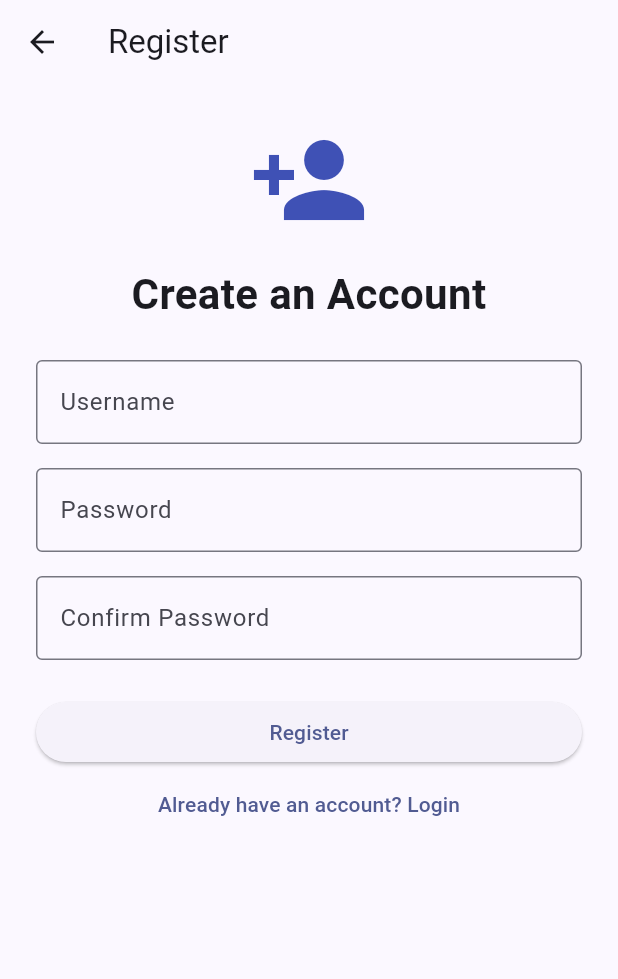
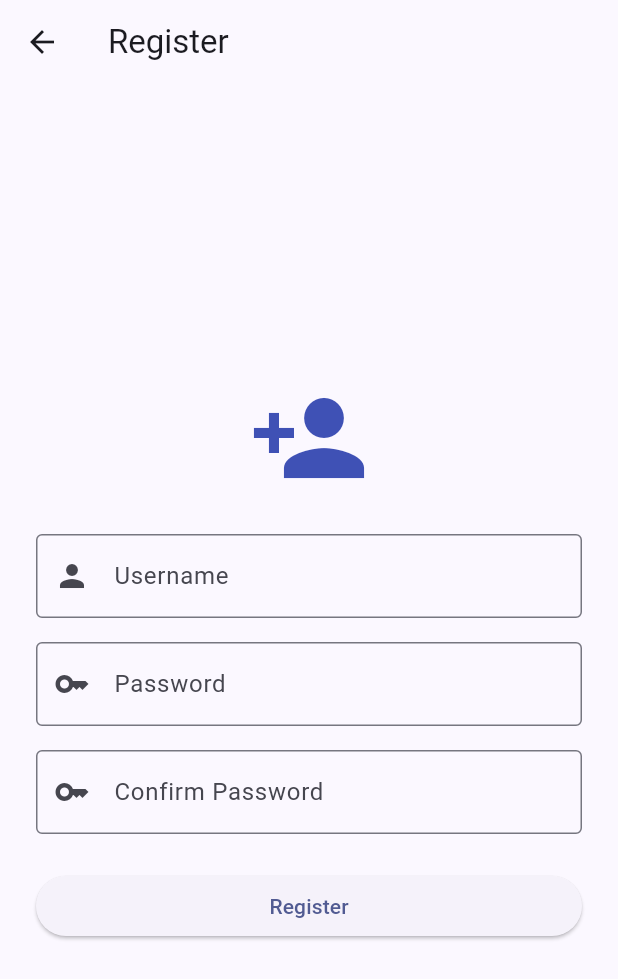
Before and after one commit to vincelso/salotillo_navigation_app, a Flutter app: the screen it shows after launch, after a tap on "Login", after a tap on "Don't have an account? Register", on a phone screen of 412 x 824 dp. Shown: the top 979 px of the screen. Run offline on Flutter 3.47's test engine with Material 3 defaults, Android fonts, the phone set to English and light mode, and no system bars.

Commit message:
Integrate DemoAuth, Login, Register, bottom navigation, Dashboard, Calculator, Social, and Profile

```diff
--- a/lib/calculator_screen.dart
+++ b/lib/calculator_screen.dart
@@ -8,13 +8,12 @@ class CalculatorScreen extends StatefulWidget {
       _CalculatorScreenState();
 }
 
+class _CalculatorScreenState extends State<CalculatorScreen> {
   final firstNumberController = TextEditingController();
   final secondNumberController = TextEditingController();
 
   String result = '0';
   String operationLabel = 'Enter two numbers';
-
-class _CalculatorScreenState extends State<CalculatorScreen> {
 
   void calculate(String operation) {
     final first =
@@ -225,7 +224,7 @@ Widget build(BuildContext context) {
             const SizedBox(height: 24),
 
             const Text(
-            'Created by: Vincent Celso Gabini Salotillo\nSection: CCE106 - 3447',
+              'Created by: YOUR NAME\nSection: YOUR SECTION',
               textAlign: TextAlign.center,
             ),
           ],
--- a/lib/login_screen.dart
+++ b/lib/login_screen.dart
@@ -14,26 +14,7 @@ class _LoginScreenState extends State<LoginScreen> {
   final formKey = GlobalKey<FormState>();
   final usernameController = TextEditingController();
   final passwordController = TextEditingController();
-  bool hidePassword = true;
-
-  void login() {
-    if (!formKey.currentState!.validate()) return;
-
-    final valid = DemoAuth.login(
-      usernameController.text.trim(),
-      passwordController.text,
-    );
-
-    if (valid) {
-      Navigator.of(context).pushReplacement(
-        MaterialPageRoute(builder: (_) => const MainScreen()),
-      );
-    } else {
-      ScaffoldMessenger.of(context).showSnackBar(
-        const SnackBar(content: Text('Invalid username or password.')),
-      );
-    }
-  }
+  bool obscurePassword = true;
 
   @override
   void dispose() {
@@ -42,54 +23,102 @@ class _LoginScreenState extends State<LoginScreen> {
     super.dispose();
   }
 
+  void login() {
+    if (!formKey.currentState!.validate()) {
+      return;
+    }
+
+    final isValid = DemoAuth.login(
+      usernameController.text.trim(),
+      passwordController.text,
+    );
+
+    if (isValid) {
+      Navigator.of(context).pushReplacement(
+        MaterialPageRoute(
+          builder: (context) => const MainScreen(),
+        ),
+      );
+    } else {
+      ScaffoldMessenger.of(context).showSnackBar(
+        const SnackBar(
+          content: Text('Invalid username or password.'),
+        ),
+      );
+    }
+  }
+
   @override
   Widget build(BuildContext context) {
     return Scaffold(
       appBar: AppBar(title: const Text('Login')),
-      body: SingleChildScrollView(
+      body: Center(
+        child: SingleChildScrollView(
           padding: const EdgeInsets.all(24),
           child: Form(
             key: formKey,
             child: Column(
-            crossAxisAlignment: CrossAxisAlignment.stretch,
+              mainAxisSize: MainAxisSize.min,
               children: [
-              const Icon(Icons.lock_person, size: 80, color: Colors.indigo),
-              const SizedBox(height: 16),
-              const Text('Welcome Back!', textAlign: TextAlign.center,
-                style: TextStyle(fontSize: 28, fontWeight: FontWeight.bold)),
+                const Icon(Icons.lock, size: 80, color: Colors.indigo),
                 const SizedBox(height: 24),
                 TextFormField(
                   controller: usernameController,
                   decoration: const InputDecoration(
-                  labelText: 'Username', border: OutlineInputBorder()),
-                validator: (value) => value == null || value.trim().isEmpty
-                    ? 'Enter your username.' : null,
+                    labelText: 'Username',
+                    prefixIcon: Icon(Icons.person),
+                    border: OutlineInputBorder(),
+                  ),
+                  validator: (value) {
+                    if (value == null || value.trim().isEmpty) {
+                      return 'Please enter your username.';
+                    }
+                    return null;
+                  },
                 ),
                 const SizedBox(height: 16),
                 TextFormField(
                   controller: passwordController,
-                obscureText: hidePassword,
+                  obscureText: obscurePassword,
                   decoration: InputDecoration(
                     labelText: 'Password',
+                    prefixIcon: const Icon(Icons.key),
                     border: const OutlineInputBorder(),
                     suffixIcon: IconButton(
-                    tooltip: hidePassword ? 'Show password' : 'Hide password',
-                    icon: Icon(hidePassword
-                        ? Icons.visibility : Icons.visibility_off),
+                      icon: Icon(
+                        obscurePassword
+                            ? Icons.visibility
+                            : Icons.visibility_off,
+                      ),
                       onPressed: () {
-                      setState(() { hidePassword = !hidePassword; });
+                        setState(() {
+                          obscurePassword = !obscurePassword;
+                        });
                       },
                     ),
                   ),
-                validator: (value) => value == null || value.isEmpty
-                    ? 'Enter your password.' : null,
+                  validator: (value) {
+                    if (value == null || value.isEmpty) {
+                      return 'Please enter your password.';
+                    }
+                    return null;
+                  },
                 ),
                 const SizedBox(height: 24),
-              ElevatedButton(onPressed: login, child: const Text('Login')),
+                SizedBox(
+                  width: double.infinity,
+                  child: ElevatedButton(
+                    onPressed: login,
+                    child: const Text('Login'),
+                  ),
+                ),
                 TextButton(
                   onPressed: () {
-                  Navigator.of(context).push(MaterialPageRoute(
-                    builder: (_) => const RegisterScreen()));
+                    Navigator.of(context).push(
+                      MaterialPageRoute(
+                        builder: (context) => const RegisterScreen(),
+                      ),
+                    );
                   },
                   child: const Text("Don't have an account? Register"),
                 ),
@@ -97,6 +126,7 @@ class _LoginScreenState extends State<LoginScreen> {
             ),
           ),
         ),
+      ),
     );
   }
 }
--- a/lib/main.dart
+++ b/lib/main.dart
@@ -11,12 +11,10 @@ class StudentApp extends StatelessWidget {
   @override
   Widget build(BuildContext context) {
     return MaterialApp(
+      title: 'Student App',
       debugShowCheckedModeBanner: false,
-      title: 'Student Navigation App',
       theme: ThemeData(
-        colorScheme: ColorScheme.fromSeed(
-          seedColor: Colors.indigo,
-        ),
+        colorSchemeSeed: Colors.indigo,
         useMaterial3: true,
       ),
       home: const LoginScreen(),
--- a/lib/register_screen.dart
+++ b/lib/register_screen.dart
@@ -14,15 +14,6 @@ class _RegisterScreenState extends State<RegisterScreen> {
   final passwordController = TextEditingController();
   final confirmController = TextEditingController();
 
-  void register() {
-    if (!formKey.currentState!.validate()) return;
-    DemoAuth.register(
-      usernameController.text.trim(), passwordController.text);
-    ScaffoldMessenger.of(context).showSnackBar(const SnackBar(
-      content: Text('Registration successful! You can now log in.')));
-    Navigator.of(context).pop();
-  }
-
   @override
   void dispose() {
     usernameController.dispose();
@@ -31,31 +22,55 @@ class _RegisterScreenState extends State<RegisterScreen> {
     super.dispose();
   }
 
+  void register() {
+    if (!formKey.currentState!.validate()) {
+      return;
+    }
+
+    DemoAuth.register(
+      usernameController.text.trim(),
+      passwordController.text,
+    );
+
+    ScaffoldMessenger.of(context).showSnackBar(
+      const SnackBar(
+        content: Text(
+          'Registration successful! You can now log in.',
+        ),
+      ),
+    );
+
+    Navigator.of(context).pop();
+  }
+
   @override
   Widget build(BuildContext context) {
     return Scaffold(
       appBar: AppBar(title: const Text('Register')),
-      body: SingleChildScrollView(
+      body: Center(
+        child: SingleChildScrollView(
           padding: const EdgeInsets.all(24),
           child: Form(
             key: formKey,
             child: Column(
-            crossAxisAlignment: CrossAxisAlignment.stretch,
+              mainAxisSize: MainAxisSize.min,
               children: [
                 const Icon(Icons.person_add, size: 80, color: Colors.indigo),
-              const SizedBox(height: 16),
-              const Text('Create an Account', textAlign: TextAlign.center,
-                style: TextStyle(fontSize: 28, fontWeight: FontWeight.bold)),
                 const SizedBox(height: 24),
                 TextFormField(
                   controller: usernameController,
                   decoration: const InputDecoration(
-                  labelText: 'Username', border: OutlineInputBorder()),
+                    labelText: 'Username',
+                    prefixIcon: Icon(Icons.person),
+                    border: OutlineInputBorder(),
+                  ),
                   validator: (value) {
-                  final username = value?.trim() ?? '';
-                  if (username.length < 3) return 'Use at least 3 characters.';
-                  if (username.toLowerCase() == 'admin') {
-                    return 'This username is reserved.';
+                    final text = value?.trim() ?? '';
+                    if (text.length < 3) {
+                      return 'Username must be at least 3 characters.';
+                    }
+                    if (text.toLowerCase() == 'admin') {
+                      return 'The username "admin" is reserved.';
                     }
                     return null;
                   },
@@ -65,12 +80,14 @@ class _RegisterScreenState extends State<RegisterScreen> {
                   controller: passwordController,
                   obscureText: true,
                   decoration: const InputDecoration(
-                  labelText: 'Password', border: OutlineInputBorder()),
+                    labelText: 'Password',
+                    prefixIcon: Icon(Icons.key),
+                    border: OutlineInputBorder(),
+                  ),
                   validator: (value) {
-                  if (value == null || value.trim().isEmpty) {
-                    return 'Enter a password.';
+                    if (value == null || value.length < 6) {
+                      return 'Password must be at least 6 characters.';
                     }
-                  if (value.length < 6) return 'Use at least 6 characters.';
                     return null;
                   },
                 ),
@@ -79,11 +96,11 @@ class _RegisterScreenState extends State<RegisterScreen> {
                   controller: confirmController,
                   obscureText: true,
                   decoration: const InputDecoration(
-                  labelText: 'Confirm Password', border: OutlineInputBorder()),
+                    labelText: 'Confirm Password',
+                    prefixIcon: Icon(Icons.key),
+                    border: OutlineInputBorder(),
+                  ),
                   validator: (value) {
-                  if (value == null || value.isEmpty) {
-                    return 'Confirm your password.';
-                  }
                     if (value != passwordController.text) {
                       return 'Passwords do not match.';
                     }
@@ -91,13 +108,15 @@ class _RegisterScreenState extends State<RegisterScreen> {
                   },
                 ),
                 const SizedBox(height: 24),
-              ElevatedButton(
-                onPressed: register, child: const Text('Register')),
-              TextButton(
-                onPressed: () => Navigator.of(context).pop(),
-                child: const Text('Already have an account? Login'),
+                SizedBox(
+                  width: double.infinity,
+                  child: ElevatedButton(
+                    onPressed: register,
+                    child: const Text('Register'),
+                  ),
                 ),
               ],
+            ),
           ),
         ),
       ),
--- a/lib/social_media/create_post_sheet.dart
+++ b/lib/social_media/create_post_sheet.dart
@@ -87,6 +87,7 @@ class _CreatePostSheetState extends State<CreatePostSheet> {
               ),
             ),
             const SizedBox(height: 20),
+
             TextField(
               controller: _captionController,
               maxLines: 3,
@@ -97,6 +98,7 @@ class _CreatePostSheetState extends State<CreatePostSheet> {
               ),
             ),
             const SizedBox(height: 20),
+
             TextField(
               controller: _imageController,
               keyboardType: TextInputType.url,
@@ -107,6 +109,7 @@ class _CreatePostSheetState extends State<CreatePostSheet> {
               ),
             ),
             const SizedBox(height: 20),
+
             ElevatedButton(
               onPressed: submitPost,
               child: const Text('Submit Post'),
--- a/lib/social_media/post_card.dart
+++ b/lib/social_media/post_card.dart
@@ -78,6 +78,7 @@ class _PostCardState extends State<PostCard> {
             ),
             subtitle: const Text('Student Feed'),
           ),
+
           Padding(
             padding: const EdgeInsets.all(12),
             child: Text(
@@ -85,6 +86,7 @@ class _PostCardState extends State<PostCard> {
               style: const TextStyle(fontSize: 16),
             ),
           ),
+
           Image.network(
             widget.post.imageUrl,
             width: double.infinity,
@@ -103,6 +105,7 @@ class _PostCardState extends State<PostCard> {
               );
             },
           ),
+
           Row(
             children: [
               TextButton.icon(
@@ -118,6 +121,7 @@ class _PostCardState extends State<PostCard> {
               Text('${comments.length} Comments'),
             ],
           ),
+
           for (final String comment in comments)
             Padding(
               padding: const EdgeInsets.fromLTRB(
@@ -133,6 +137,7 @@ class _PostCardState extends State<PostCard> {
                 child: Text(comment),
               ),
             ),
+
           Padding(
             padding: const EdgeInsets.all(12),
             child: Row(
```
Also changed, not shown: lib/dashboard_page.dart (added, +74 -0 lines), lib/main_screen.dart (+15 -15 lines), lib/profile_page.dart (+16 -6 lines), lib/demo_auth.dart (line endings or trailing spaces), lib/social_media/post.dart (line endings or trailing spaces), lib/social_media/social_media.dart (line endings or trailing spaces). Lines whose indentation alone changed are shown as unchanged.
